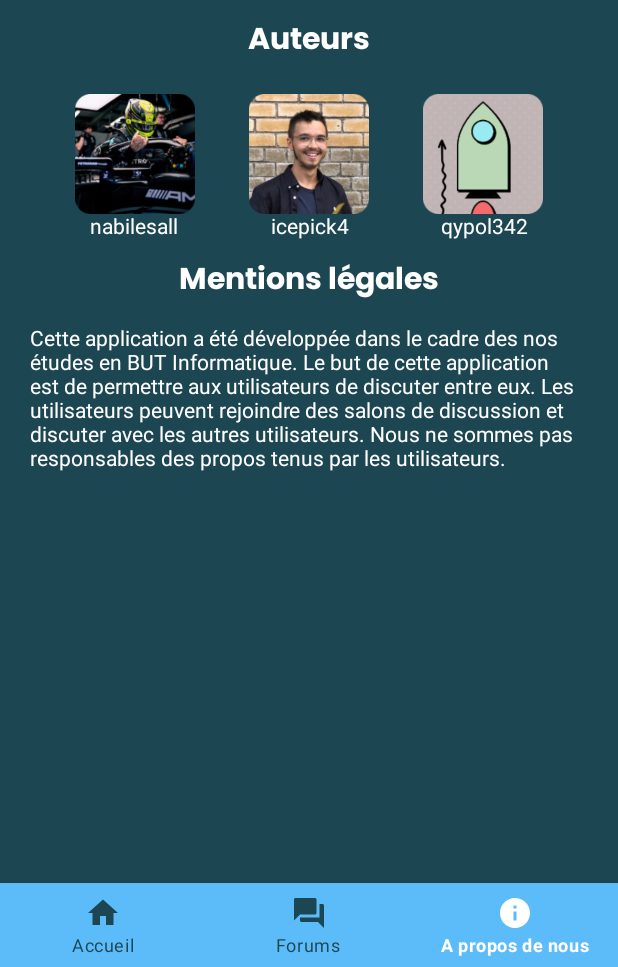
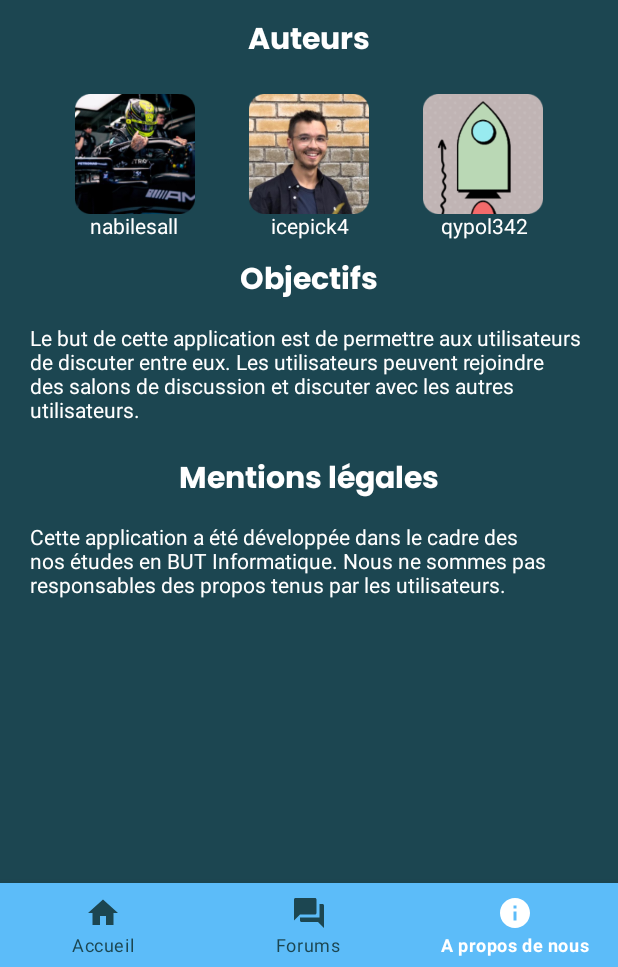
Before and after one commit to BlaBl-App/BlaBl-App, an Android app: the AboutUsActivity screen opened directly, with no data from a screen before it, on a phone screen of 412 x 824 dp, the part 269-1236 px from its top. Run offline under Robolectric (Android 15) with nearby library versions, the phone set to English and light mode, and no system bars; network calls fail.

Commit message:
adding objectives category in about

```diff
--- a/app/src/main/res/layout/aboutus_activity.xml
+++ b/app/src/main/res/layout/aboutus_activity.xml
@@ -17,30 +17,47 @@
         app:layout_constraintStart_toStartOf="parent"
         app:layout_constraintTop_toBottomOf="@+id/aboutUs" />
 
-    <TextView
-        android:id="@+id/textView8"
-        android:layout_width="wrap_content"
-        android:layout_height="wrap_content"
-        android:layout_marginTop="10dp"
-        android:fontFamily="@font/poppins_bold"
-        android:text="@string/mention_legal"
-        android:textColor="@color/white"
-        android:textSize="20sp"
-        app:layout_constraintEnd_toEndOf="parent"
-        app:layout_constraintStart_toStartOf="parent"
-        app:layout_constraintTop_toBottomOf="@+id/autors" />
-
 
     <ScrollView
         android:layout_width="match_parent"
         android:layout_height="360dp"
-        app:layout_constraintTop_toBottomOf="@+id/textView8">
-
+        app:layout_constraintTop_toBottomOf="@+id/autors"
+        >
         <LinearLayout
             android:layout_width="match_parent"
             android:layout_height="wrap_content"
             android:orientation="vertical">
 
+            <TextView
+                android:id="@+id/textView10"
+                android:layout_width="match_parent"
+                android:layout_height="wrap_content"
+                android:layout_marginTop="10dp"
+                android:fontFamily="@font/poppins_bold"
+                android:gravity="center"
+                android:text="@string/titre_objectifs"
+                android:textColor="@color/white"
+                android:textSize="20sp" />
+            <TextView
+                android:id="@+id/textView11"
+                android:layout_width="match_parent"
+                android:layout_height="wrap_content"
+                android:paddingHorizontal="20dp"
+                android:paddingVertical="10dp"
+                android:text="@string/objectifs"
+                android:textColor="@color/white"
+                />
+
+            <TextView
+                android:id="@+id/textView8"
+                android:layout_width="match_parent"
+                android:layout_height="wrap_content"
+                android:layout_marginTop="10dp"
+                android:gravity="center"
+                android:fontFamily="@font/poppins_bold"
+                android:text="@string/mention_legal"
+                android:textColor="@color/white"
+                android:textSize="20sp" />
             <TextView
                 android:id="@+id/textView7"
                 android:layout_width="match_parent"
--- a/app/src/main/res/values/strings.xml
+++ b/app/src/main/res/values/strings.xml
@@ -13,12 +13,11 @@
     <string name="aboutUs">A propos de nous</string>
     <string name="auteurs">Auteurs</string>
     <string name="mention_legal">Mentions légales</string>
+    <string name="titre_objectifs">Objectifs</string>
+    <string name="objectifs">Le but de cette application est de permettre aux utilisateurs de discuter entre eux.
+Les utilisateurs peuvent rejoindre des salons de discussion et discuter avec les autres utilisateurs.</string>
     <string name="sigle">BlaBla\'App</string>
     <string name="legal_notices">
 Cette application a été développée dans le cadre des nos études en BUT Informatique.
-
-Le but de cette application est de permettre aux utilisateurs de discuter entre eux.
-Les utilisateurs peuvent rejoindre des salons de discussion et discuter avec les autres utilisateurs.
-
 Nous ne sommes pas responsables des propos tenus par les utilisateurs.    </string>
 </resources>
```
Also changed, not shown: 1 other file.
